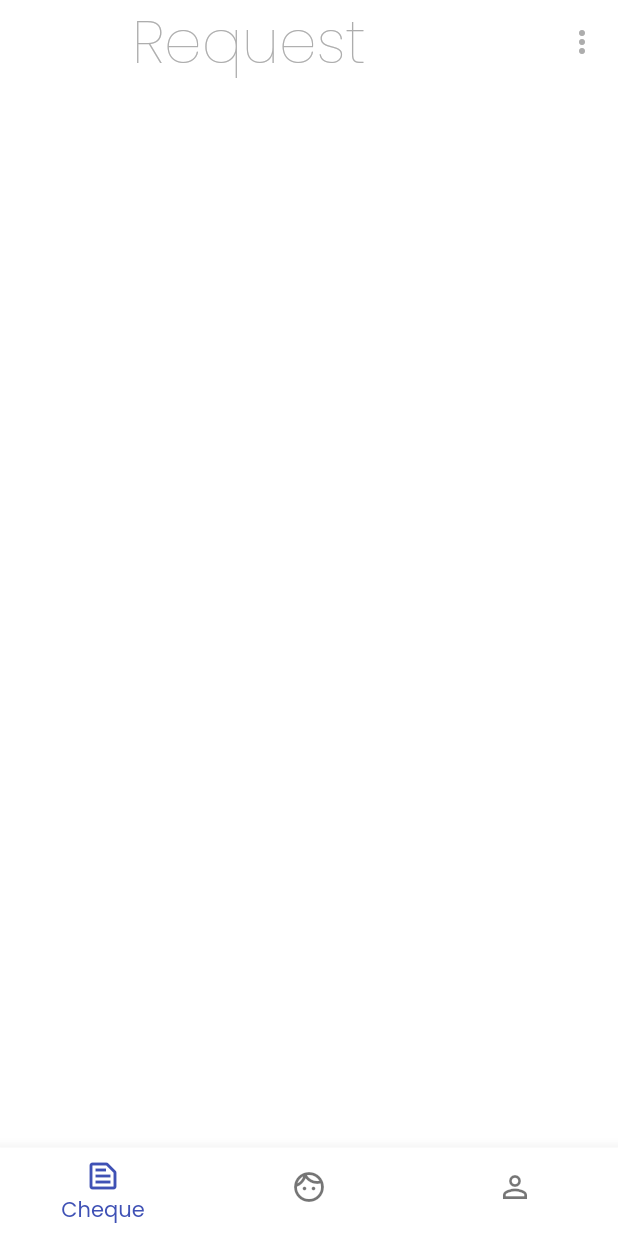
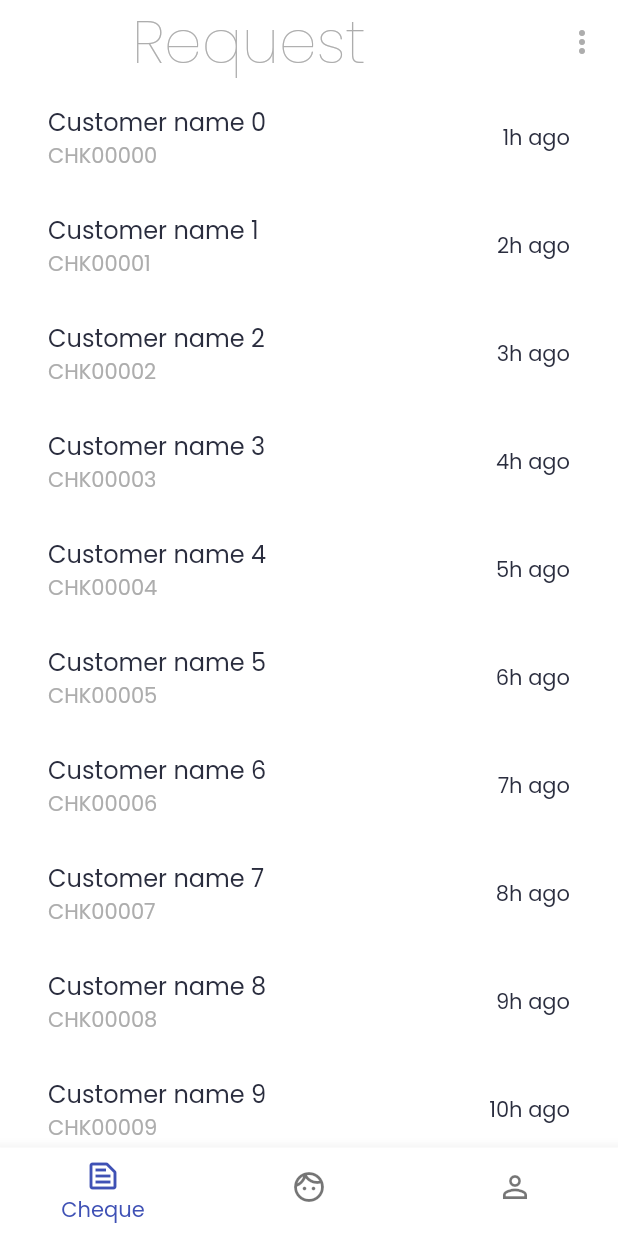
Before and after one commit to IamAKX/fastcheque, a Flutter app: the ManagerHomeContainer screen opened by its route, on a phone screen of 412 x 824 dp. Run offline on Flutter 3.47's test engine with Material 2 defaults, Android fonts, the phone set to English and light mode, and no system bars; our stand-ins replace dropdown_search, google_fonts.

Commit message:
Manager cheque request and staff management UI

```diff
--- a/lib/screens/manager/cheque _request/cheque_request.dart
+++ b/lib/screens/manager/cheque _request/cheque_request.dart
@@ -1,3 +1,4 @@
+import 'package:fastcheque/utils/constants.dart';
 import 'package:flutter/material.dart';
 
 class ChequeRequest extends StatefulWidget {
@@ -10,6 +11,20 @@ class ChequeRequest extends StatefulWidget {
 class _ChequeRequestState extends State<ChequeRequest> {
   @override
   Widget build(BuildContext context) {
-    return Container();
+    return SafeArea(
+      child: ListView.builder(
+        itemCount: 10,
+        itemBuilder: (BuildContext context, int index) {
+          return Padding(
+            padding: const EdgeInsets.symmetric(horizontal: defaultPadding),
+            child: ListTile(
+              title: Text('Customer name $index'),
+              subtitle: Text('CHK0000$index'),
+              trailing: Text('${index + 1}h ago'),
+            ),
+          );
+        },
+      ),
+    );
   }
 }
```
Also changed, not shown: lib/screens/manager/staff_management/staff_management.dart (+24 -1 lines).
